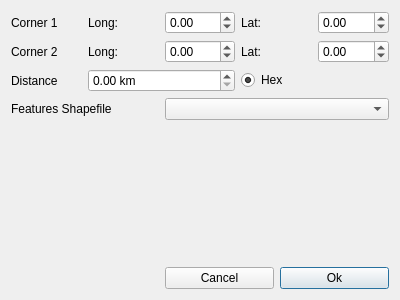
frabas/DISPLACE_GUI, file qtgui/creategraphdialog.ui: the form before one commit.
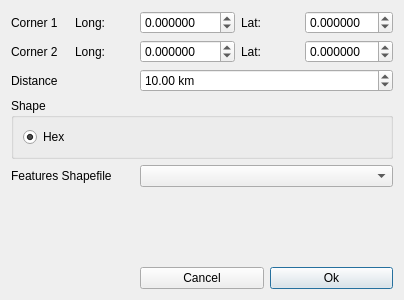
The form after the commit.

Commit message: Gui: Create Graph dialog improved

What changed in the file:
```diff
--- a/qtgui/creategraphdialog.ui
+++ b/qtgui/creategraphdialog.ui
@@ -6,7 +6,7 @@
    <rect>
     <x>0</x>
     <y>0</y>
-    <width>400</width>
+    <width>404</width>
     <height>300</height>
    </rect>
   </property>
@@ -14,38 +14,18 @@
    <string>Dialog</string>
   </property>
   <layout class="QGridLayout" name="gridLayout">
-   <item row="2" column="0">
-    <widget class="QLabel" name="label_7">
+   <item row="4" column="0" colspan="2">
+    <widget class="QLabel" name="label_8">
      <property name="text">
-      <string>Distance</string>
+      <string>Features Shapefile</string>
      </property>
     </widget>
    </item>
-   <item row="0" column="4">
-    <widget class="QDoubleSpinBox" name="lat1">
-     <property name="minimum">
-      <double>-90.000000000000000</double>
+   <item row="1" column="2">
+    <widget class="QDoubleSpinBox" name="long2">
+     <property name="decimals">
+      <number>6</number>
      </property>
-     <property name="maximum">
-      <double>90.000000000000000</double>
-     </property>
-    </widget>
-   </item>
-   <item row="4" column="3">
-    <spacer name="verticalSpacer">
-     <property name="orientation">
-      <enum>Qt::Vertical</enum>
-     </property>
-     <property name="sizeHint" stdset="0">
-      <size>
-       <width>20</width>
-       <height>40</height>
-      </size>
-     </property>
-    </spacer>
-   </item>
-   <item row="0" column="2">
-    <widget class="QDoubleSpinBox" name="long1">
      <property name="minimum">
       <double>-180.000000000000000</double>
      </property>
@@ -54,7 +34,14 @@
      </property>
     </widget>
    </item>
-   <item row="5" column="2" colspan="3">
+   <item row="0" column="1">
+    <widget class="QLabel" name="label_2">
+     <property name="text">
+      <string>Long:</string>
+     </property>
+    </widget>
+   </item>
+   <item row="6" column="2" colspan="3">
     <layout class="QHBoxLayout" name="horizontalLayout">
      <item>
       <widget class="QPushButton" name="cmdCancel">
@@ -82,6 +69,26 @@
      </property>
     </widget>
    </item>
+   <item row="0" column="3">
+    <widget class="QLabel" name="label_3">
+     <property name="text">
+      <string>Lat:</string>
+     </property>
+    </widget>
+   </item>
+   <item row="0" column="2">
+    <widget class="QDoubleSpinBox" name="long1">
+     <property name="decimals">
+      <number>6</number>
+     </property>
+     <property name="minimum">
+      <double>-180.000000000000000</double>
+     </property>
+     <property name="maximum">
+      <double>180.000000000000000</double>
+     </property>
+    </widget>
+   </item>
    <item row="0" column="0">
     <widget class="QLabel" name="label">
      <property name="text">
@@ -89,8 +96,11 @@
      </property>
     </widget>
    </item>
-   <item row="1" column="4">
-    <widget class="QDoubleSpinBox" name="lat2">
+   <item row="0" column="4">
+    <widget class="QDoubleSpinBox" name="lat1">
+     <property name="decimals">
+      <number>6</number>
+     </property>
      <property name="minimum">
       <double>-90.000000000000000</double>
      </property>
@@ -99,30 +109,6 @@
      </property>
     </widget>
    </item>
-   <item row="0" column="1">
-    <widget class="QLabel" name="label_2">
-     <property name="text">
-      <string>Long:</string>
-     </property>
-    </widget>
-   </item>
-   <item row="1" column="1">
-    <widget class="QLabel" name="label_5">
-     <property name="text">
-      <string>Long:</string>
-     </property>
-    </widget>
-   </item>
-   <item row="1" column="2">
-    <widget class="QDoubleSpinBox" name="long2">
-     <property name="minimum">
-      <double>-180.000000000000000</double>
-     </property>
-     <property name="maximum">
-      <double>180.000000000000000</double>
-     </property>
-    </widget>
-   </item>
    <item row="1" column="3">
     <widget class="QLabel" name="label_6">
      <property name="text">
@@ -130,43 +116,87 @@
      </property>
     </widget>
    </item>
-   <item row="2" column="1" colspan="2">
+   <item row="1" column="1">
+    <widget class="QLabel" name="label_5">
+     <property name="text">
+      <string>Long:</string>
+     </property>
+    </widget>
+   </item>
+   <item row="1" column="4">
+    <widget class="QDoubleSpinBox" name="lat2">
+     <property name="decimals">
+      <number>6</number>
+     </property>
+     <property name="minimum">
+      <double>-90.000000000000000</double>
+     </property>
+     <property name="maximum">
+      <double>90.000000000000000</double>
+     </property>
+    </widget>
+   </item>
+   <item row="5" column="3">
+    <spacer name="verticalSpacer">
+     <property name="orientation">
+      <enum>Qt::Vertical</enum>
+     </property>
+     <property name="sizeHint" stdset="0">
+      <size>
+       <width>20</width>
+       <height>40</height>
+      </size>
+     </property>
+    </spacer>
+   </item>
+   <item row="4" column="2" colspan="3">
+    <widget class="QComboBox" name="shapefile"/>
+   </item>
+   <item row="3" column="0" colspan="5">
+    <widget class="QGroupBox" name="groupBox">
+     <property name="title">
+      <string>Shape</string>
+     </property>
+     <layout class="QGridLayout" name="gridLayout_2">
+      <item row="0" column="0">
+       <widget class="QRadioButton" name="hex">
+        <property name="text">
+         <string>Hex</string>
+        </property>
+        <property name="checked">
+         <bool>true</bool>
+        </property>
+       </widget>
+      </item>
+     </layout>
+    </widget>
+   </item>
+   <item row="2" column="2" colspan="3">
     <widget class="QDoubleSpinBox" name="distance">
      <property name="suffix">
       <string> km</string>
      </property>
+     <property name="minimum">
+      <double>0.500000000000000</double>
+     </property>
      <property name="maximum">
       <double>1000.000000000000000</double>
      </property>
-    </widget>
-   </item>
-   <item row="2" column="3">
-    <widget class="QRadioButton" name="hex">
-     <property name="text">
-      <string>Hex</string>
+     <property name="singleStep">
+      <double>1.000000000000000</double>
      </property>
-     <property name="checked">
-      <bool>true</bool>
+     <property name="value">
+      <double>10.000000000000000</double>
      </property>
     </widget>
    </item>
-   <item row="0" column="3">
-    <widget class="QLabel" name="label_3">
+   <item row="2" column="0" colspan="2">
+    <widget class="QLabel" name="label_7">
      <property name="text">
-      <string>Lat:</string>
+      <string>Distance</string>
      </property>
     </widget>
    </item>
-   <item row="3" column="0" colspan="2">
-    <widget class="QLabel" name="label_8">
-     <property name="text">
-      <string>Features Shapefile</string>
-     </property>
-    </widget>
-   </item>
-   <item row="3" column="2" colspan="3">
-    <widget class="QComboBox" name="shapefile"/>
-   </item>
   </layout>
  </widget>
  <resources/>
```
Left out of the diff: 11 changed lines with no effect on the pictures. The commit also changes 3 other files.
